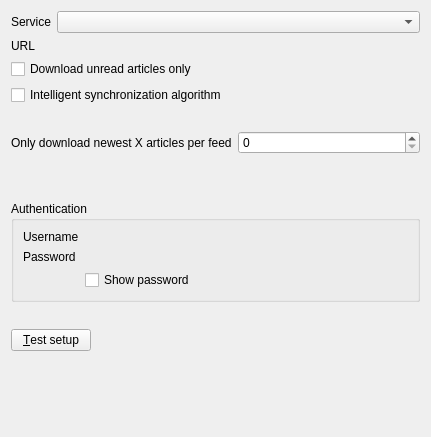
This is src/librssguard/services/greader/gui/greaderaccountdetails.ui in martinrotter/rssguard as Qt 5 draws it before an edit. The edited form follows.
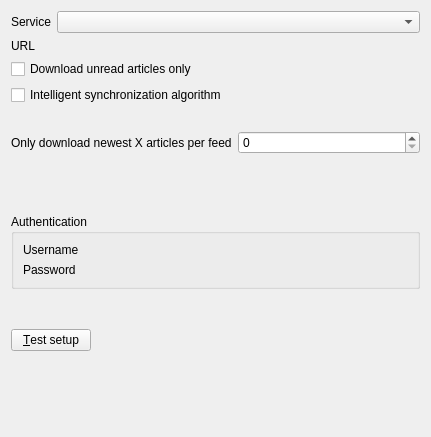
This is the edited form. Custom widgets are drawn as their Qt base class.

Commit message: work on mergin inoreader to greader, better password text boxes

```diff
--- a/src/librssguard/services/greader/gui/greaderaccountdetails.ui
+++ b/src/librssguard/services/greader/gui/greaderaccountdetails.ui
@@ -157,13 +157,6 @@
           <item row="1" column="1">
            <widget class="LineEditWithStatus" name="m_txtPassword" native="true"/>
           </item>
-          <item row="2" column="1">
-           <widget class="QCheckBox" name="m_checkShowPassword">
-            <property name="text">
-             <string>Show password</string>
-            </property>
-           </widget>
-          </item>
          </layout>
         </widget>
        </item>
```
Left out of the diff: 1 changed line with no effect on the pictures. The commit also changes 22 other files.
